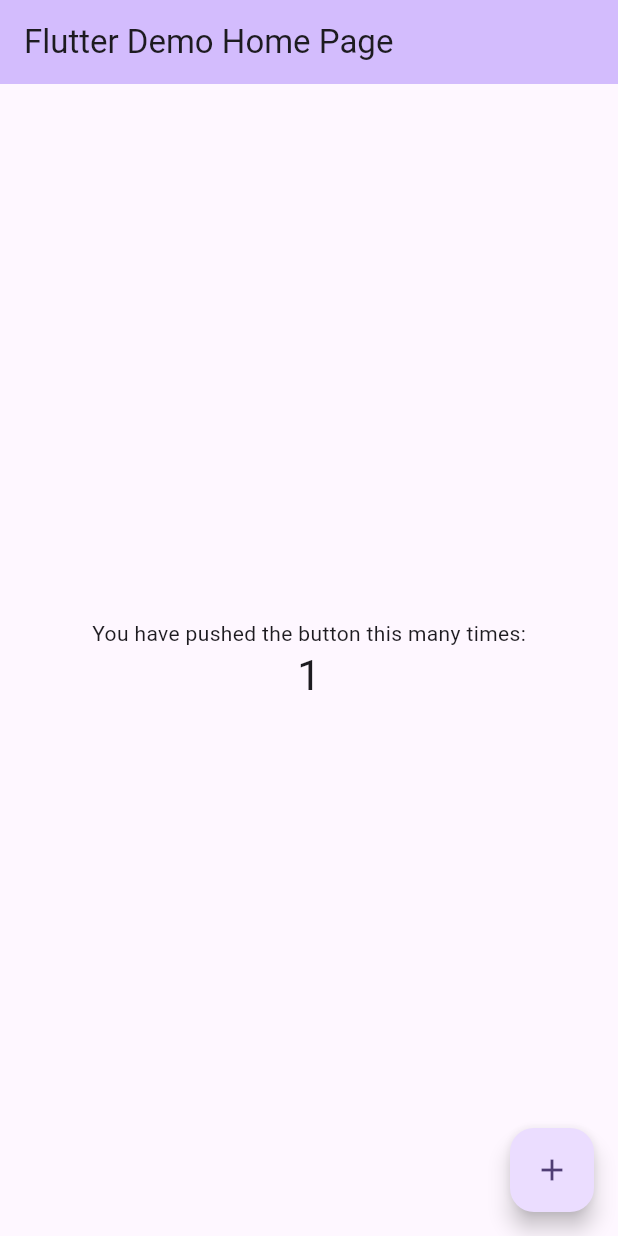
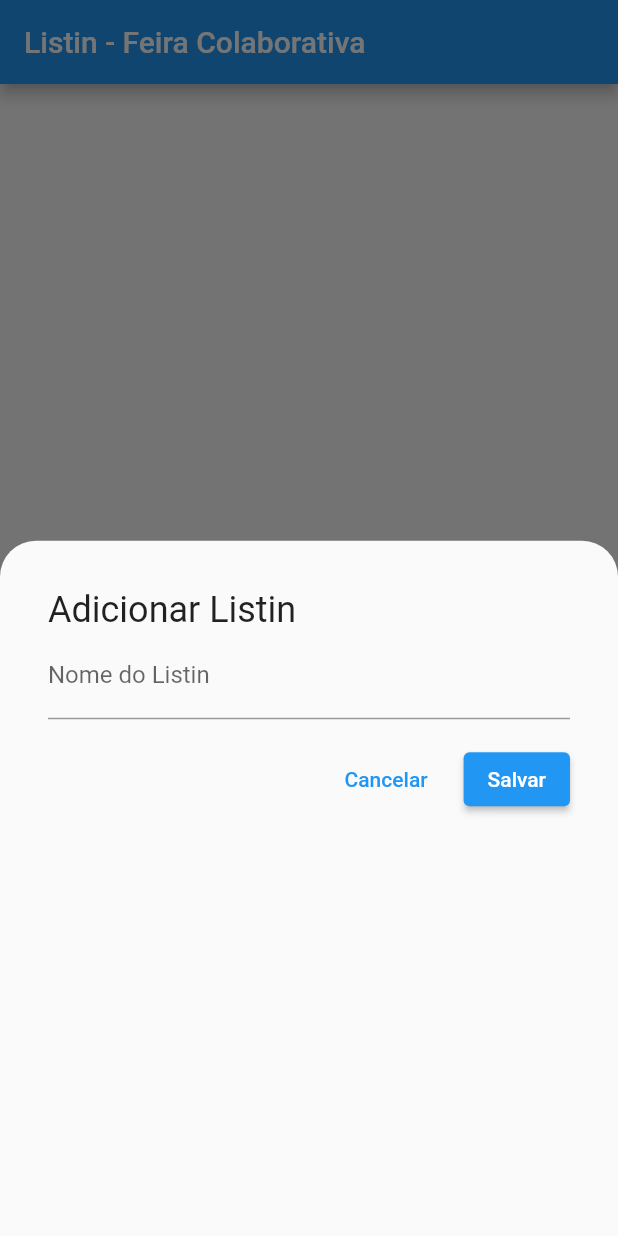
Before and after one commit to matheus-liber/explorando-firebase, a Flutter app: the screen it shows after launch, after a tap on the "add" icon, on a phone screen of 412 x 824 dp. Run offline on Flutter 3.47's test engine with Material 2 defaults, Android fonts, the phone set to English and light mode, and no system bars; our stand-ins replace cloud_firestore, firebase_core; accounts and stored records are empty.

Commit message:
Including new files

```diff
--- /dev/null
+++ b/lib/firestore/models/listin.dart
@@ -0,0 +1,17 @@
+class Listin {
+  String id;
+  String name;
+
+  Listin({required this.id, required this.name});
+
+  Listin.fromMap(Map<String, dynamic> map)
+      : id = map["id"],
+        name = map["name"];
+
+  Map<String, dynamic> toMap() {
+    return {
+      "id": id,
+      "name": name,
+    };
+  }
+}
--- /dev/null
+++ b/lib/firestore/presentation/home_screen.dart
@@ -0,0 +1,119 @@
+import 'package:cloud_firestore/cloud_firestore.dart';
+import 'package:flutter/material.dart';
+import 'package:uuid/uuid.dart';
+import '../models/listin.dart';
+
+class HomeScreen extends StatefulWidget {
+  const HomeScreen({super.key});
+
+  @override
+  State<HomeScreen> createState() => _HomeScreenState();
+}
+
+class _HomeScreenState extends State<HomeScreen> {
+  final List<Listin> listListins = [];
+  FirebaseFirestore firestore = FirebaseFirestore.instance;
+
+  @override
+  Widget build(BuildContext context) {
+    return Scaffold(
+      appBar: AppBar(
+        title: const Text("Listin - Feira Colaborativa"),
+      ),
+      floatingActionButton: FloatingActionButton(
+        onPressed: () {
+          showFormModal();
+        },
+        child: const Icon(Icons.add),
+      ),
+      body: (listListins.isEmpty)
+          ? const Center(
+              child: Text(
+                "Nenhuma lista ainda.\nVamos criar a primeira?",
+                textAlign: TextAlign.center,
+                style: TextStyle(fontSize: 18),
+              ),
+            )
+          : ListView(
+              children: List.generate(
+                listListins.length,
+                (index) {
+                  Listin model = listListins[index];
+                  return ListTile(
+                    leading: const Icon(Icons.list_alt_rounded),
+                    title: Text(model.name),
+                    subtitle: Text(model.id),
+                  );
+                },
+              ),
+            ),
+    );
+  }
+
+  showFormModal() {
+    // Labels à serem mostradas no Modal
+    String title = "Adicionar Listin";
+    String confirmationButton = "Salvar";
+    String skipButton = "Cancelar";
+
+    // Controlador do campo que receberá o nome do Listin
+    TextEditingController nameController = TextEditingController();
+
+    // Função do Flutter que mostra o modal na tela
+    showModalBottomSheet(
+      context: context,
+
+      // Define que as bordas verticais serão arredondadas
+      shape: const RoundedRectangleBorder(
+        borderRadius: BorderRadius.vertical(
+          top: Radius.circular(24),
+        ),
+      ),
+      builder: (context) {
+        return Container(
+          height: MediaQuery.of(context).size.height,
+          padding: const EdgeInsets.all(32.0),
+
+          // Formulário com Título, Campo e Botões
+          child: ListView(
+            children: [
+              Text(title, style: Theme.of(context).textTheme.headline5),
+              TextFormField(
+                controller: nameController,
+                decoration:
+                    const InputDecoration(label: Text("Nome do Listin")),
+              ),
+              const SizedBox(
+                height: 16,
+              ),
+              Row(
+                mainAxisAlignment: MainAxisAlignment.end,
+                children: [
+                  TextButton(
+                    onPressed: () {
+                      Navigator.pop(context);
+                    },
+                    child: Text(skipButton),
+                  ),
+                  const SizedBox(
+                    width: 16,
+                  ),
+                  ElevatedButton(
+                      onPressed: () {
+                        Listin listin = Listin(
+                          id: const Uuid().v1(),
+                          name: nameController.text,
+                        );
+                        firestore.collection("listins").doc(listin.id).set(listin.toMap());
+                        Navigator.pop(context);
+                      },
+                      child: Text(confirmationButton)),
+                ],
+              )
+            ],
+          ),
+        );
+      },
+    );
+  }
+}
--- a/lib/main.dart
+++ b/lib/main.dart
@@ -1,4 +1,5 @@
 import 'package:cloud_firestore/cloud_firestore.dart';
+import 'package:explorando_firebase/firestore/presentation/home_screen.dart';
 import 'package:flutter/material.dart';
 import 'package:firebase_core/firebase_core.dart';
 import 'firebase_options.dart';
@@ -23,113 +24,9 @@
     return MaterialApp(
       title: 'Flutter Demo',
       theme: ThemeData(
-        // This is the theme of your application.
-        //
-        // TRY THIS: Try running your application with "flutter run". You'll see
-        // the application has a blue toolbar. Then, without quitting the app,
-        // try changing the seedColor in the colorScheme below to Colors.green
-        // and then invoke "hot reload" (save your changes or press the "hot
-        // reload" button in a Flutter-supported IDE, or press "r" if you used
-        // the command line to start the app).
-        //
-        // Notice that the counter didn't reset back to zero; the application
-        // state is not lost during the reload. To reset the state, use hot
-        // restart instead.
-        //
-        // This works for code too, not just values: Most code changes can be
-        // tested with just a hot reload.
-        colorScheme: ColorScheme.fromSeed(seedColor: Colors.deepPurple),
-        useMaterial3: true,
+        primarySwatch: Colors.blue,
       ),
-      home: const MyHomePage(title: 'Flutter Demo Home Page'),
+      home: const HomeScreen(),
     );
   }
 }
-
-class MyHomePage extends StatefulWidget {
-  const MyHomePage({super.key, required this.title});
-
-  // This widget is the home page of your application. It is stateful, meaning
-  // that it has a State object (defined below) that contains fields that affect
-  // how it looks.
-
-  // This class is the configuration for the state. It holds the values (in this
-  // case the title) provided by the parent (in this case the App widget) and
-  // used by the build method of the State. Fields in a Widget subclass are
-  // always marked "final".
-
-  final String title;
-
-  @override
-  State<MyHomePage> createState() => _MyHomePageState();
-}
-
-class _MyHomePageState extends State<MyHomePage> {
-  int _counter = 0;
-
-  void _incrementCounter() {
-    setState(() {
-      // This call to setState tells the Flutter framework that something has
-      // changed in this State, which causes it to rerun the build method below
-      // so that the display can reflect the updated values. If we changed
-      // _counter without calling setState(), then the build method would not be
-      // called again, and so nothing would appear to happen.
-      _counter++;
-    });
-  }
-
-  @override
-  Widget build(BuildContext context) {
-    // This method is rerun every time setState is called, for instance as done
-    // by the _incrementCounter method above.
-    //
-    // The Flutter framework has been optimized to make rerunning build methods
-    // fast, so that you can just rebuild anything that needs updating rather
-    // than having to individually change instances of widgets.
-    return Scaffold(
-      appBar: AppBar(
-        // TRY THIS: Try changing the color here to a specific color (to
-        // Colors.amber, perhaps?) and trigger a hot reload to see the AppBar
-        // change color while the other colors stay the same.
-        backgroundColor: Theme.of(context).colorScheme.inversePrimary,
-        // Here we take the value from the MyHomePage object that was created by
-        // the App.build method, and use it to set our appbar title.
-        title: Text(widget.title),
-      ),
-      body: Center(
-        // Center is a layout widget. It takes a single child and positions it
-        // in the middle of the parent.
-        child: Column(
-          // Column is also a layout widget. It takes a list of children and
-          // arranges them vertically. By default, it sizes itself to fit its
-          // children horizontally, and tries to be as tall as its parent.
-          //
-          // Column has various properties to control how it sizes itself and
-          // how it positions its children. Here we use mainAxisAlignment to
-          // center the children vertically; the main axis here is the vertical
-          // axis because Columns are vertical (the cross axis would be
-          // horizontal).
-          //
-          // TRY THIS: Invoke "debug painting" (choose the "Toggle Debug Paint"
-          // action in the IDE, or press "p" in the console), to see the
-          // wireframe for each widget.
-          mainAxisAlignment: MainAxisAlignment.center,
-          children: <Widget>[
-            const Text(
-              'You have pushed the button this many times:',
-            ),
-            Text(
-              '$_counter',
-              style: Theme.of(context).textTheme.headlineMedium,
-            ),
-          ],
-        ),
-      ),
-      floatingActionButton: FloatingActionButton(
-        onPressed: _incrementCounter,
-        tooltip: 'Increment',
-        child: const Icon(Icons.add),
-      ), // This trailing comma makes auto-formatting nicer for build methods.
-    );
-  }
-}
--- a/pubspec.yaml
+++ b/pubspec.yaml
@@ -37,6 +37,7 @@
   cupertino_icons: ^1.0.2
   firebase_core: ^2.19.0
   cloud_firestore: ^4.12.1
+  uuid: ^4.1.0
 
 dev_dependencies:
   flutter_test:
```
Also changed, not shown: pubspec.lock.
